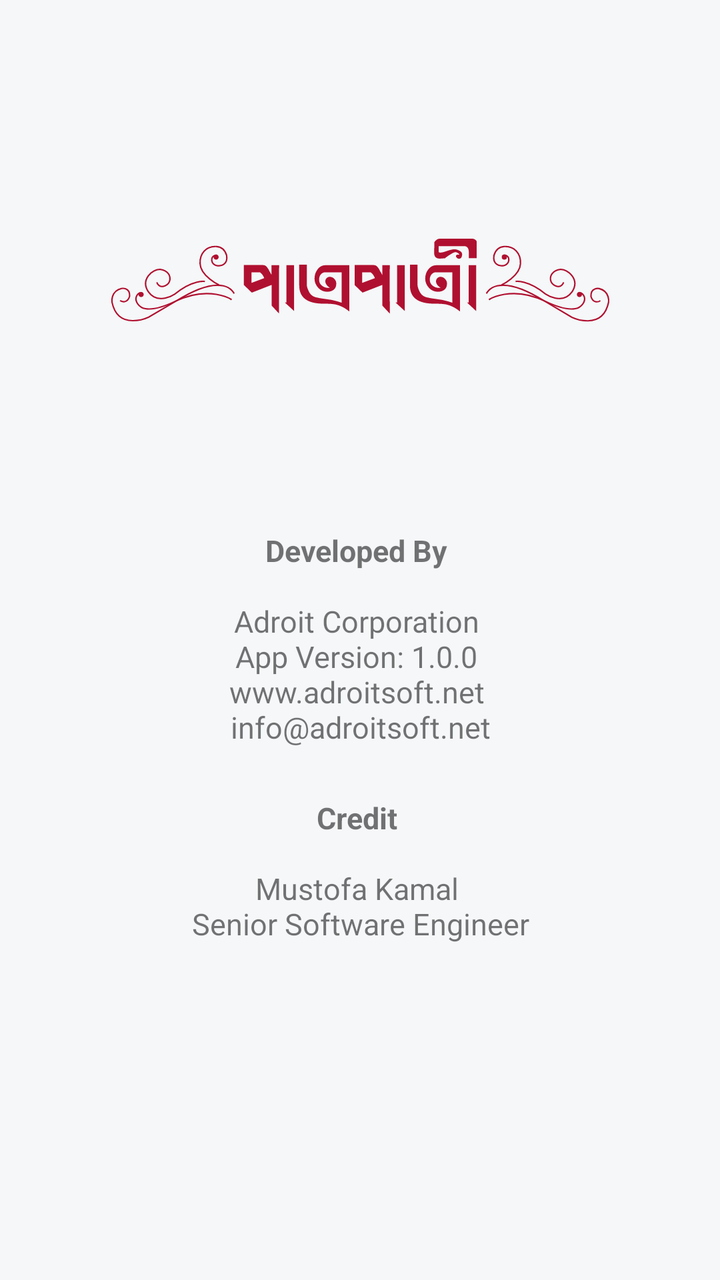
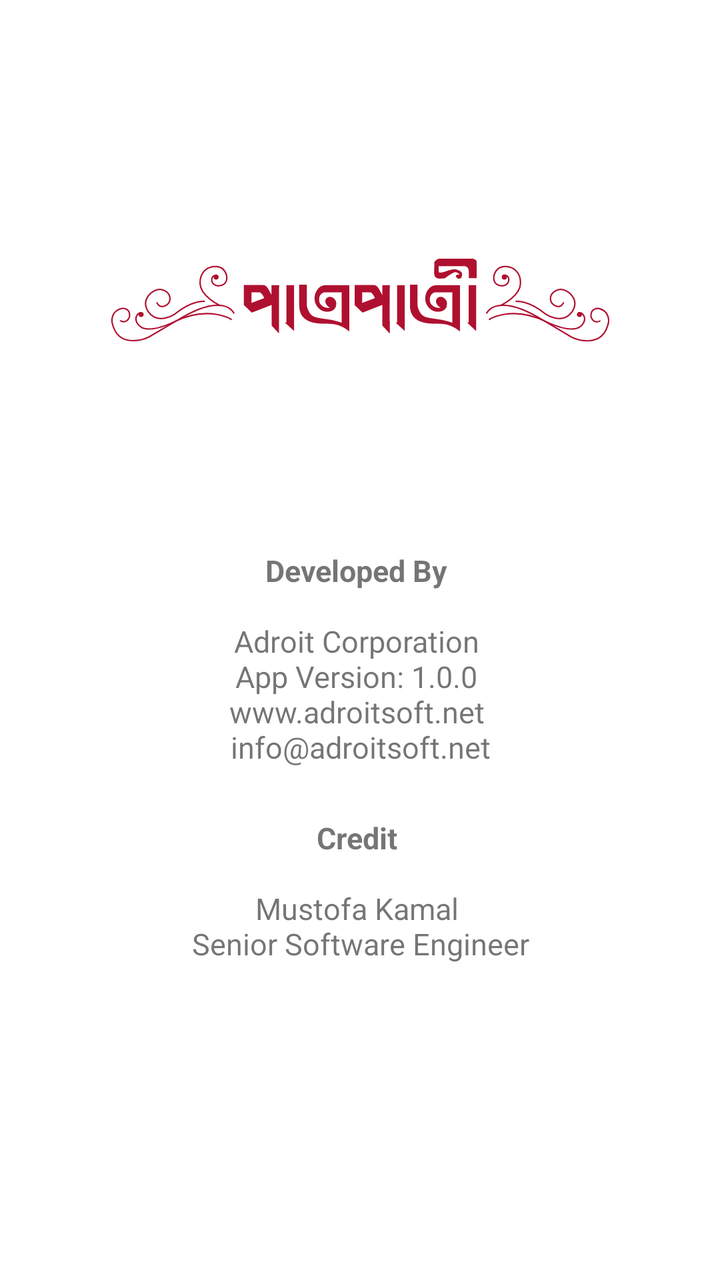

The first picture is an Android layout as it rendered before a commit; the second is the same layout after the commit. The layout source and the unified diff follow.
<!-- AndroidManifest.xml: application theme AppTheme -->
<!-- res/layout/fragment_about.xml -->
<?xml version="1.0" encoding="utf-8"?>
<LinearLayout xmlns:android="http://schemas.android.com/apk/res/android" xmlns:app="http://schemas.android.com/apk/res-auto"
    xmlns:tools="http://schemas.android.com/tools"
    android:orientation="vertical"
    android:background="@color/colorBackgroundGrey"
    android:layout_width="match_parent"
    android:layout_height="match_parent"
    tools:context=".views.fragments.AboutFragment">

    <androidx.core.widget.NestedScrollView
        android:scrollbars="none"
        android:fillViewport="true"
        android:layout_width="match_parent"
        android:layout_height="match_parent">
        <RelativeLayout
            android:padding="15dp"
            android:background="@color/colorBackgroundGrey"
            android:layout_width="match_parent"
            android:layout_height="match_parent">
            <LinearLayout
                android:gravity="center"
                android:orientation="vertical"
                android:layout_width="match_parent"
                android:layout_height="wrap_content">
                <ImageView
                    app:tint="@color/colorPrimary"
                    android:src="@drawable/ic_logo"
                    android:layout_width="250dp"
                    android:layout_height="250dp"/>
                <TextView
                    android:text="@string/about_details"
                    android:textAlignment="center"
                    android:textSize="15sp"
                    android:layout_marginBottom="25dp"
                    android:layout_width="match_parent"
                    android:layout_height="wrap_content" />

                <TextView
                    android:id="@+id/credit_by"
                    android:text="@string/credit_by"
                    android:textAlignment="center"
                    android:textSize="15sp"
                    android:layout_width="match_parent"
                    android:layout_height="wrap_content" />

            </LinearLayout>

            <ProgressBar
                android:id="@+id/progress_bar"
                android:layout_centerInParent="true"
                android:layout_width="wrap_content"
                android:layout_height="wrap_content"
                android:layout_gravity="center"
                android:indeterminate="true"
                style="?android:attr/progressBarStyleLarge"
                android:visibility="invisible" />
        </RelativeLayout>
    </androidx.core.widget.NestedScrollView>

</LinearLayout>
<!-- resources referenced by this layout -->
<resources>
  <color name="colorBackgroundGrey">#F5F7F8</color>
  <color name="colorPrimary">#B01030</color>
  <!-- drawable ic_logo: vector/xml drawable (drawable, 7260 chars, omitted) -->
  <string name="about_details">
          <b>Developed By</b>
          \n\nAdroit Corporation
          \nApp Version: 1.0.0
          \nwww.adroitsoft.net
          \ninfo@adroitsoft.net
      </string>
  <string name="credit_by">
          <b>Credit</b>
          \n\nMustofa Kamal
          \nSenior Software Engineer
      </string>
  <style name="AppTheme" parent="Theme.MaterialComponents.DayNight.NoActionBar">
          
          
          <item name="colorPrimary">@color/colorPrimary</item>
          <item name="colorPrimaryDark">@color/colorPrimaryDark</item>
          <item name="colorAccent">@color/colorAccent</item>
      </style>
  <color name="colorPrimaryDark">#530918</color>
  <color name="colorAccent">#450D18</color>
</resources>

<!-- the commit's change to res/layout/fragment_about.xml (unified diff, before → after) -->
@@ -2,7 +2,7 @@
 <LinearLayout xmlns:android="http://schemas.android.com/apk/res/android" xmlns:app="http://schemas.android.com/apk/res-auto"
     xmlns:tools="http://schemas.android.com/tools"
     android:orientation="vertical"
-    android:background="@color/colorBackgroundGrey"
+    android:background="@color/colorWhite"
     android:layout_width="match_parent"
     android:layout_height="match_parent"
     tools:context=".views.fragments.AboutFragment">
@@ -13,8 +13,7 @@
         android:layout_width="match_parent"
         android:layout_height="match_parent">
         <RelativeLayout
-            android:padding="15dp"
-            android:background="@color/colorBackgroundGrey"
+            android:padding="25dp"
             android:layout_width="match_parent"
             android:layout_height="match_parent">
             <LinearLayout
<!-- resource entries referenced after the edit -->
@@ -1,7 +1,7 @@
 <!-- resources referenced by this layout -->
 <resources>
-  <color name="colorBackgroundGrey">#F5F7F8</color>
   <color name="colorPrimary">#B01030</color>
+  <color name="colorWhite">#FFFFFF</color>
   <!-- drawable ic_logo: vector/xml drawable (drawable, 7260 chars, omitted) -->
   <string name="about_details">
           <b>Developed By</b>
